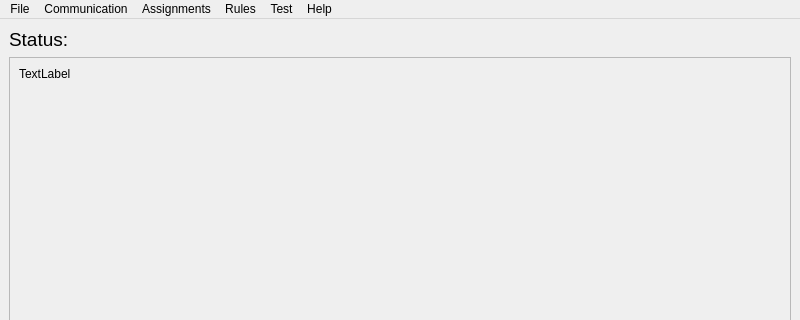
Above: src/Gui/cyberdom.ui from MijersOne/CyberDom-Qt before the change; both pictures show x 0 to 800 and y 0 to 320 of the 800 by 600 pixel window. Below: the same form after it.
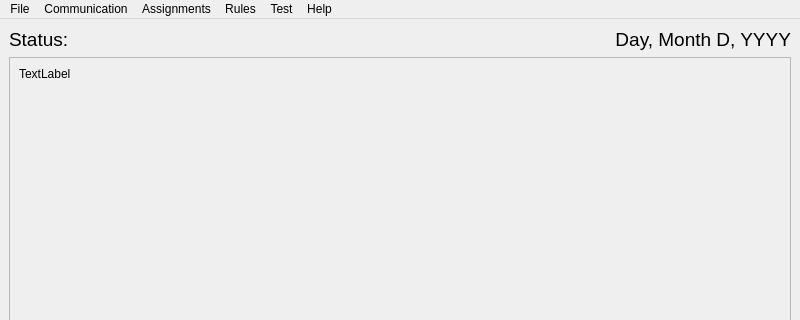
That is the form after the change.

The edit to the form file:
```diff
--- a/src/Gui/cyberdom.ui
+++ b/src/Gui/cyberdom.ui
@@ -22,6 +22,8 @@
   <widget class="QWidget" name="centralwidget">
    <layout class="QVBoxLayout" name="verticalLayout_Main">
     <item>
+     <layout class="QHBoxLayout" name="horizontalLayout_StatusAndDate">
+      <item>
      <widget class="QLabel" name="lbl_Status">
       <property name="font">
        <font>
@@ -32,6 +34,36 @@
        <string>Status:</string>
       </property>
      </widget>
+      </item>
+      <item>
+       <spacer name="horizontalSpacer_StatusDate">
+        <property name="orientation">
+         <enum>Qt::Orientation::Horizontal</enum>
+        </property>
+        <property name="sizeHint" stdset="0">
+         <size>
+          <width>40</width>
+          <height>20</height>
+         </size>
+        </property>
+       </spacer>
+      </item>
+      <item>
+       <widget class="QLabel" name="lbl_Date">
+        <property name="font">
+         <font>
+          <pointsize>14</pointsize>
+         </font>
+        </property>
+        <property name="text">
+         <string>Day, Month D, YYYY</string>
+        </property>
+        <property name="alignment">
+         <set>Qt::AlignmentFlag::AlignRight|Qt::AlignmentFlag::AlignVCenter</set>
+        </property>
+       </widget>
+      </item>
+     </layout>
     </item>
     <item>
      <widget class="QScrollArea" name="scrollArea">
```
Lines whose indentation alone changed are shown as unchanged.
